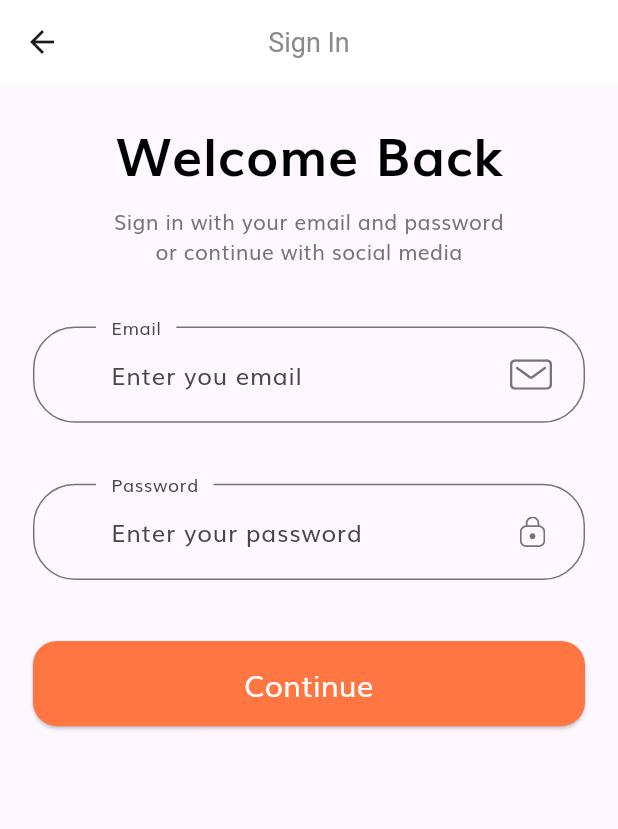
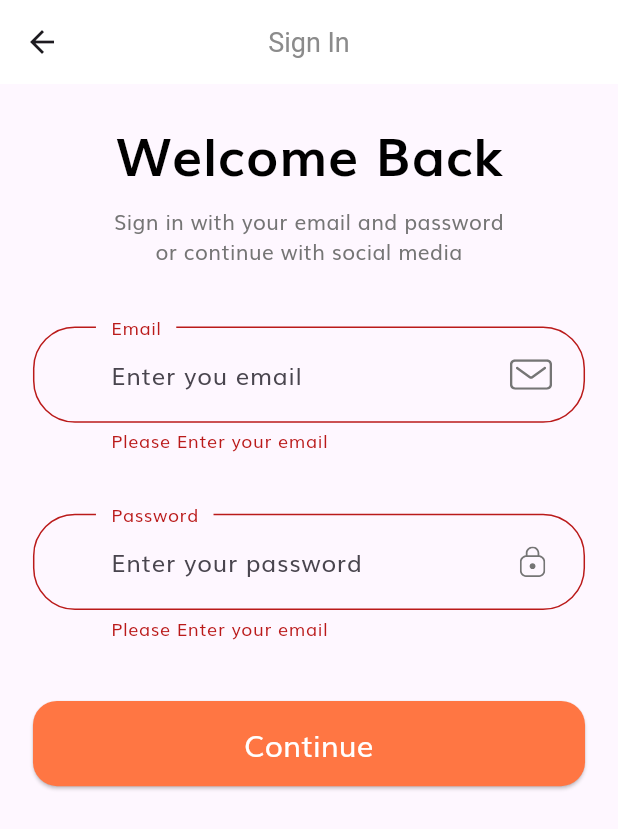
Before and after one commit to AbdelrhmanAmer/Complete-E-Commerce-Flutter-App-UI, a Flutter app: the SignInScreen screen opened by its route, after a tap on "Continue", on a phone screen of 412 x 824 dp. Shown: the top 829 px of the screen. Run offline on Flutter 3.47's test engine with Material 3 defaults, Android fonts, the phone set to English and light mode, and no system bars; our stand-ins replace flutter_svg.

Commit message:
SignIn Screen (From Validation)

```diff
--- a/complete_commerce_app/lib/constants.dart
+++ b/complete_commerce_app/lib/constants.dart
@@ -3,13 +3,22 @@ import 'package:flutter/material.dart';
 const kPrimaryColor = Color(0xFFFF7643);
 const kPrimaryLightColor = Color(0xFFFFECDF);
 const kPrimaryGradientColor = LinearGradient(
-  begin: Alignment.topLeft,
-  end: Alignment.bottomRight,
-  colors: [Color(0xFFFFA53E), kPrimaryColor]
-);
+    begin: Alignment.topLeft,
+    end: Alignment.bottomRight,
+    colors: [Color(0xFFFFA53E), kPrimaryColor]);
 const kSecondaryColor = Color(0xFF979797);
 const kTextColor = Color(0xFF757575);
 
 const kDefaultPadding = 20.0;
 
 const kAnimationDuration = Duration(milliseconds: 200);
+
+// Form Error
+final RegExp emailValidatorRegExp =
+    RegExp(r"^[a-zA-Z0-9.]+@[a-zA-Z0-9]+\.[a-zA-Z]+");
+
+const String kEmailNullError = "Please Enter your email";
+const String kInvalidEmailError = "Please Enter Valid Email";
+const String kPassNullError = "Please Enter your password";
+const String kShortPassError = "Password is too short";
+const String kMatchPassError = "Passwords don't match";
--- a/complete_commerce_app/lib/screens/sign_in/components/body.dart
+++ b/complete_commerce_app/lib/screens/sign_in/components/body.dart
@@ -52,16 +52,26 @@ class SignInForm extends StatefulWidget {
 }
 
 class _SignInFormState extends State<SignInForm> {
+  final GlobalKey<FormState> _formKey = GlobalKey<FormState>();
+  final Map<String, String> _authData = {"email": "", "password": ""};
+
   @override
   Widget build(BuildContext context) {
     return Form(
+      key: _formKey,
       child: Column(
         children: [
           buildEmailField(),
           SizedBox(height: getProportionateScreenHeight(kDefaultPadding * 2)),
           buildPasswordField(),
           SizedBox(height: getProportionateScreenHeight(kDefaultPadding * 2)),
-          DefaultButton(text: "Continue", press: (){})
+          DefaultButton(
+              text: "Continue",
+              press: () {
+                if (_formKey.currentState!.validate()) {
+                  _formKey.currentState!.save();
+                }
+              })
         ],
       ),
     );
@@ -69,6 +79,16 @@ class _SignInFormState extends State<SignInForm> {
 
   TextFormField buildPasswordField() {
     return TextFormField(
+      autovalidateMode: AutovalidateMode.onUserInteraction,
+      validator: (value) {
+        if (value!.isEmpty) {
+          return kEmailNullError;
+        } else if (value.length < 8) {
+          return kShortPassError;
+        }
+        return null;
+      },
+      onSaved: (newValue) => _authData['password'] = newValue!,
       obscureText: true,
       decoration: const InputDecoration(
         label: Text("Password"),
@@ -81,6 +101,16 @@ class _SignInFormState extends State<SignInForm> {
 
   TextFormField buildEmailField() {
     return TextFormField(
+      autovalidateMode: AutovalidateMode.onUserInteraction,
+      validator: (value) {
+        if (value!.isEmpty) {
+          return kEmailNullError;
+        } else if (!emailValidatorRegExp.hasMatch(value)) {
+          return kInvalidEmailError;
+        }
+        return null;
+      },
+      onSaved: (newValue) => _authData['email'] = newValue!,
       decoration: const InputDecoration(
         label: Text("Email"),
         hintText: "Enter you email",
```
Also changed, not shown: complete_commerce_app/lib/screens/sign_in/components/form_error.dart (added, +37 -0 lines), complete_commerce_app/flutter_02.png (added).
